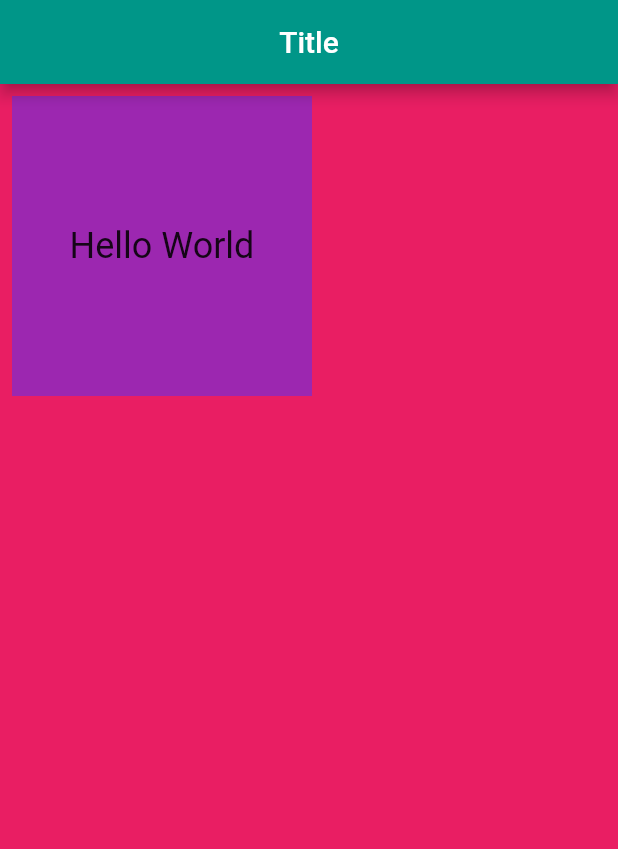
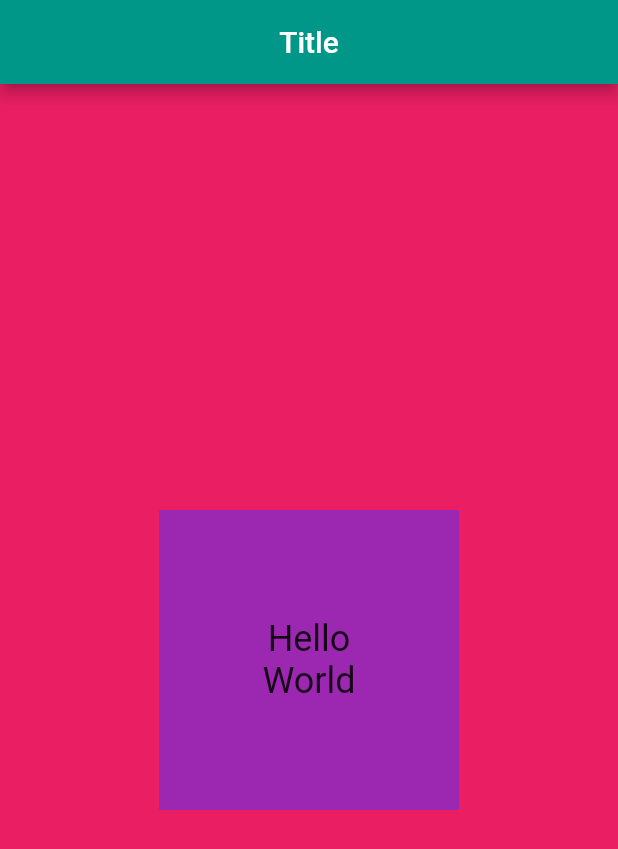
Before and after one commit to Karaxmedov/example_container_widget, a Flutter app: the screen it shows after launch, on a phone screen of 412 x 824 dp. Shown: the top 849 px of the screen. Run offline on Flutter 3.47's test engine with Material 2 defaults, Android fonts, the phone set to English and light mode, and no system bars.

Commit message:
main.dart

```diff
--- a/lib/main.dart
+++ b/lib/main.dart
@@ -18,11 +18,12 @@ class MyApp extends StatelessWidget {
           ),
           backgroundColor: Colors.teal,
         ),
-        body: Container(
+        body: Center(
+          child: Container(
             /* width: 100,
             height: 100, */
-          margin: const EdgeInsets.all(8),
-          padding: const EdgeInsets.all(10),
+            //margin: const EdgeInsets.all(8),
+            padding: const EdgeInsets.all(50),
             constraints: const BoxConstraints(
                 maxHeight: 200, maxWidth: 200, minHeight: 100, minWidth: 100),
             color: Colors.purple,
@@ -34,6 +35,7 @@ class MyApp extends StatelessWidget {
             ),
           ),
         ),
+      ),
     );
   }
 }
```
Lines whose indentation alone changed are shown as unchanged.
